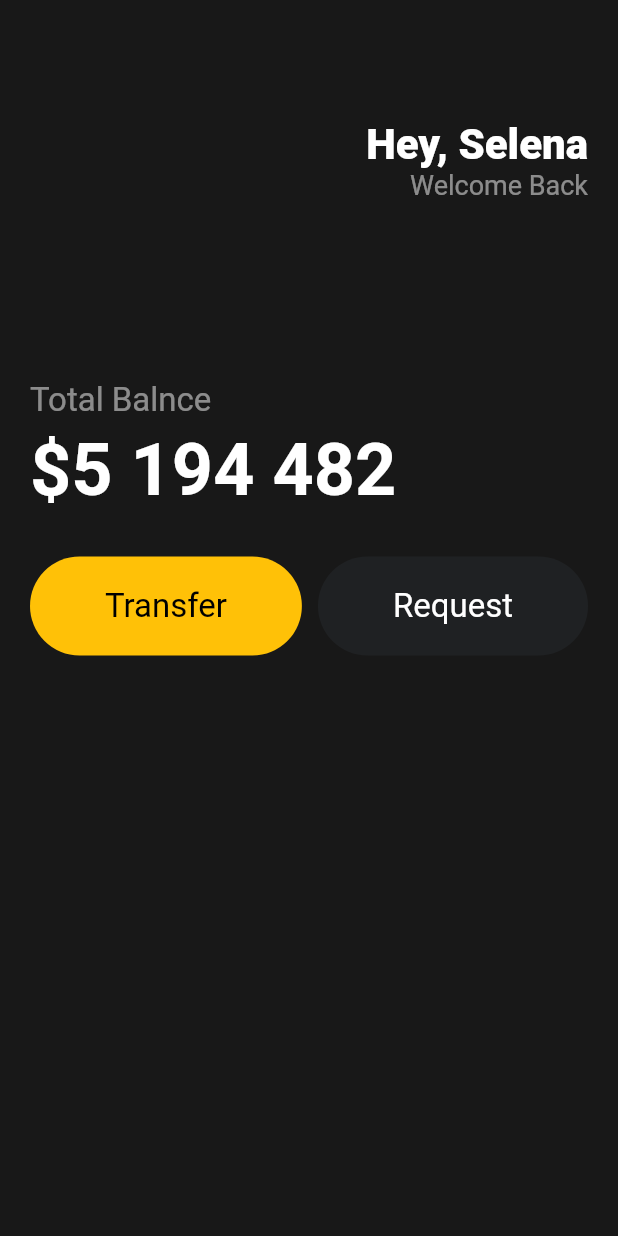
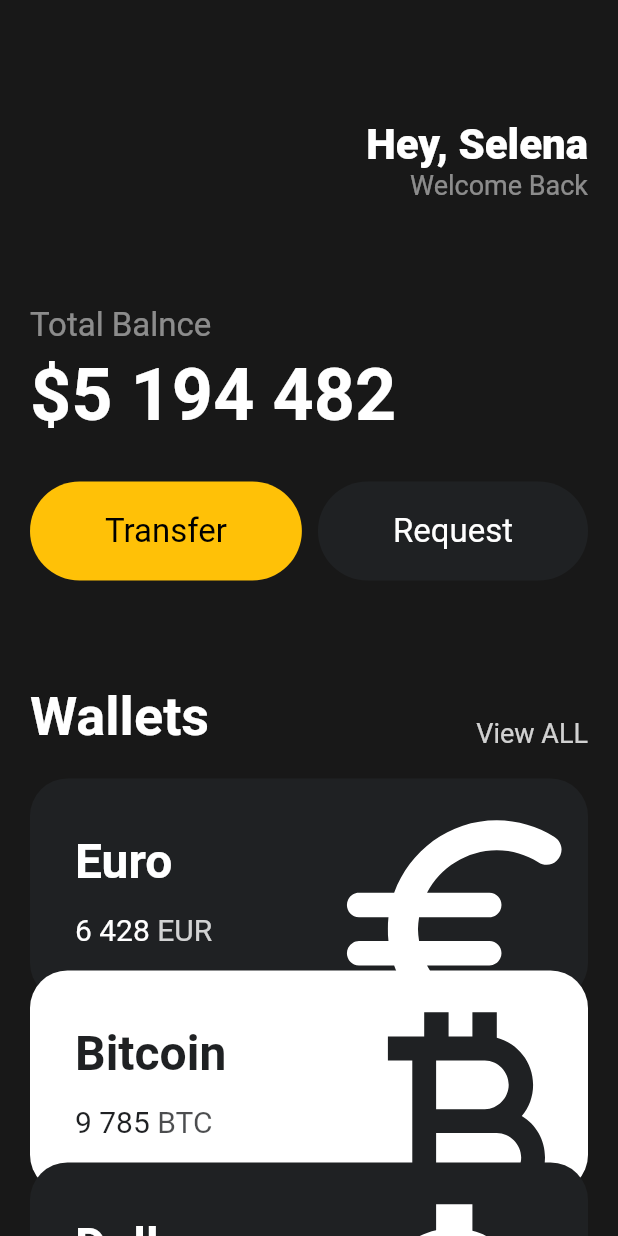
Before and after one commit to HoyiTT/ggdormMenu, a Flutter app: the screen it shows after launch, on a phone screen of 412 x 824 dp. Run offline on Flutter 3.47's test engine with Material 2 defaults, Android fonts, the light colour scheme and no system bars.

Commit message:
[Feat] Add Card Class

```diff
--- a/2.app/ggdormfood/lib/main.dart
+++ b/2.app/ggdormfood/lib/main.dart
@@ -1,5 +1,6 @@
 import 'package:flutter/material.dart';
 import 'package:ggdormfood/widgets/Button.dart';
+import 'package:ggdormfood/widgets/currency_card.dart';
 
 void main() {
   runApp(const App());
@@ -13,10 +14,9 @@
     return MaterialApp(
         home: Scaffold(
       backgroundColor: const Color(0xFF181818),
-      body: Padding(
-          padding: const EdgeInsets.symmetric(
-            horizontal: 20
-          ),
+      body: SingleChildScrollView(
+        child: Padding(
+            padding: const EdgeInsets.symmetric(horizontal: 20),
             child: Column(
               crossAxisAlignment: CrossAxisAlignment.start,
               children: [
@@ -49,7 +49,7 @@
                   ],
                 ),
                 const SizedBox(
-                height: 120,
+                  height: 70,
                 ),
                 Text(
                   'Total Balnce',
@@ -75,12 +75,73 @@
                 Row(
                   mainAxisAlignment: MainAxisAlignment.spaceBetween,
                   children: const [
-                  Button(text:'Transfer', bgColor: Colors.amber, textColor: Colors.black, ),
-                  Button(text: 'Request', bgColor: Color(0xFF1F2123), textColor: Colors.white,),
+                    Button(
+                      text: 'Transfer',
+                      bgColor: Colors.amber,
+                      textColor: Colors.black,
+                    ),
+                    Button(
+                      text: 'Request',
+                      bgColor: Color(0xFF1F2123),
+                      textColor: Colors.white,
+                    ),
                   ],
                 ),
+                const SizedBox(
+                  height: 70,
+                ),
+                Row(
+                  crossAxisAlignment: CrossAxisAlignment.end, //해당 Row에서 하단에 정렬
+                  mainAxisAlignment: MainAxisAlignment.spaceBetween, // 양 끝으로 정렬
+                  children: [
+                    const Text(
+                      'Wallets',
+                      style: TextStyle(
+                        color: Colors.white,
+                        fontSize: 36,
+                        fontWeight: FontWeight.w600,
+                      ),
+                    ),
+                    Text(
+                      'View ALL',
+                      style: TextStyle(
+                        color: Colors.white.withOpacity(0.8),
+                        fontSize: 18,
+                      ),
+                    ),
                   ],
-          )),
+                ),
+                const SizedBox(
+                  height: 20,
+                ),
+                const CurrencyCard(
+                name: 'Euro',
+                code: 'EUR',
+                amount: '6 428',
+                icon: Icons.euro_rounded,
+                isInverted: false,
+                ofs:0,
+              ),
+              const CurrencyCard(
+                name: 'Bitcoin',
+                code: 'BTC',
+                amount: '9 785',
+                icon: Icons.currency_bitcoin,
+                isInverted: true,
+                ofs: 1,
+              ),
+              const CurrencyCard(
+                name: 'Dollar',
+                code: 'USD',
+                amount: '428',
+                icon: Icons.attach_money_outlined,
+                isInverted: false,
+                ofs: 2,
+              ),
+            ],
+            ),
+          ),
+      ),
     ));
   }
 }
--- /dev/null
+++ b/2.app/ggdormfood/lib/widgets/currency_card.dart
@@ -0,0 +1,92 @@
+import 'package:flutter/material.dart';
+
+class CurrencyCard extends StatelessWidget{
+
+  final String name, code, amount;
+  final IconData icon;
+  final bool isInverted;
+  final double ofs;
+
+  final _blackColor = const Color(0xFF1F2123);
+
+  const CurrencyCard({
+    Key key,
+    this.name,
+    this.code,
+    this.amount,
+    this.icon,
+    this.isInverted,
+    this.ofs,
+    }) : super(key: key);
+
+  @override
+  Widget build(BuildContext context) {
+    return Transform.translate(
+      offset: Offset(0, ofs * -20),
+      child: Container(
+                  clipBehavior: Clip.hardEdge, // overflow된 아이콘을 절단
+                  decoration: BoxDecoration(
+                    color: isInverted ? Colors.white :  _blackColor,
+                    borderRadius: BorderRadius.circular(25),
+                  ),
+                  child: Padding(
+                    padding:
+                      const EdgeInsets.all(30),// 세로 가로
+                    child: Row(
+                      mainAxisAlignment: MainAxisAlignment.spaceBetween,
+                      children: [
+                        Column(
+                          crossAxisAlignment: CrossAxisAlignment.start,
+                          children: [
+                            Text(
+                              name,
+                              style: TextStyle(
+                                color: isInverted ? _blackColor : Colors.white ,
+                                fontSize: 32,
+                                fontWeight: FontWeight.w600,
+                              ),
+                            ),
+                            const SizedBox(
+                              height: 15,
+                            ),
+                            Row(
+                              children: [
+                                Text(
+                                  amount,
+                                  style: TextStyle(
+                                    color : isInverted ? _blackColor :Colors.white,
+                                    fontSize: 20,
+                                  ),
+                                ),
+                                const SizedBox(
+                                  width: 5,
+                                  ),
+                                Text(
+                                  code,
+                                  style: TextStyle(
+                                    color: isInverted ? _blackColor.withOpacity(0.8) : Colors.white.withOpacity(0.8),
+                                    fontSize: 20,
+                                  ),
+                                )],
+                            ),
+                          ],
+                        ),
+                          Transform.scale( // 아이콘의 크기를 변경
+                            scale: 2.2, // 아이콘의 크기를 2.2배
+                            child: Transform.translate(
+                              offset: const Offset(-5, 12,), // 아이콘의 x,y 좌표를 변경
+                              child: Icon(
+                              icon,
+                              color: isInverted ? _blackColor : Colors.white,
+                              size: 88,
+                              ),
+                            ),
+                        ),
+
+                      ],
+                    ),
+                  ),
+                ),
+    );
+  }
+}
```
Lines whose indentation alone changed are shown as unchanged.
